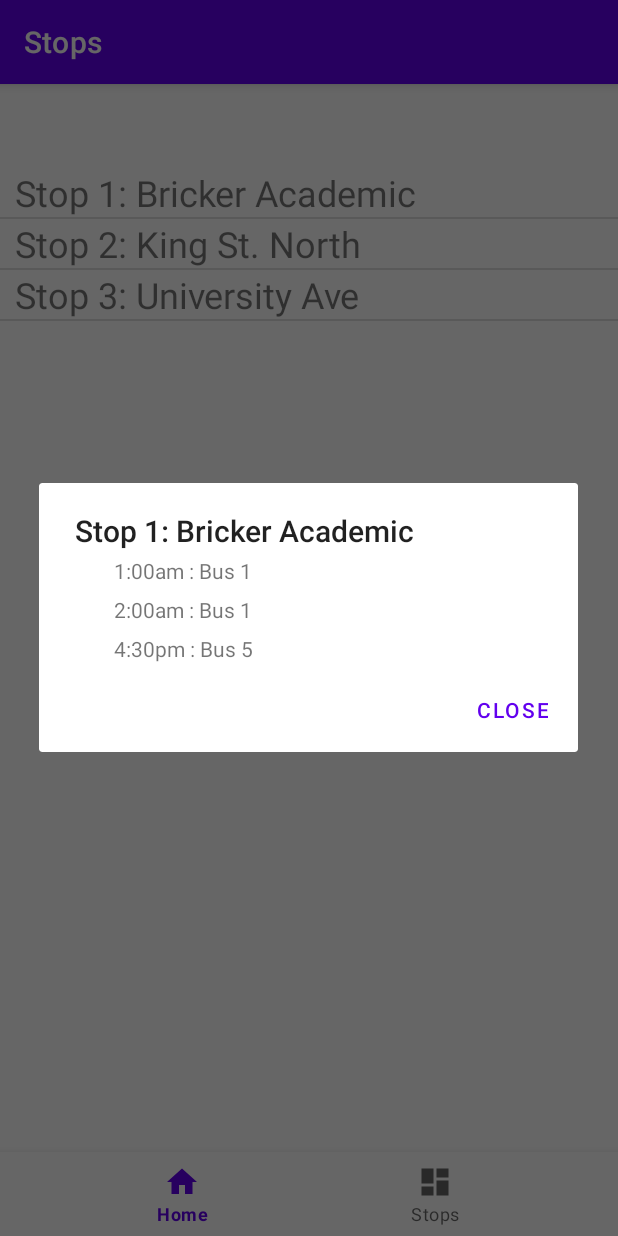
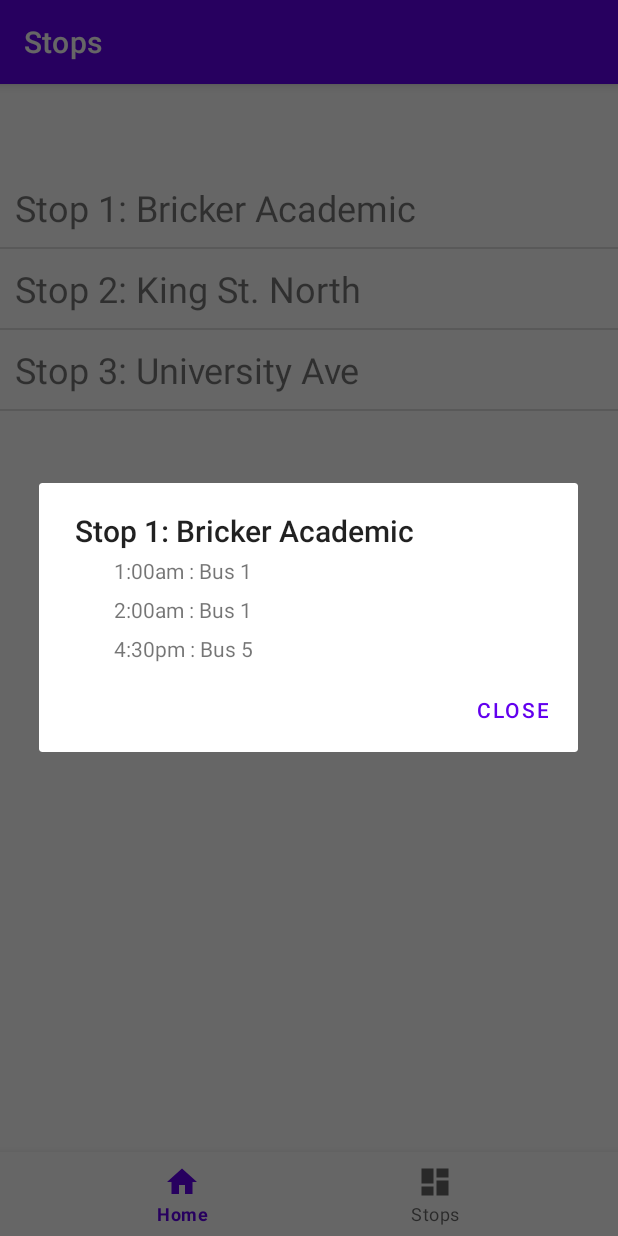
Before and after one commit to KevuTheDev/asgn-cp470-android-project, an Android app: the DashboardFragment screen opened through its navigation route, after a tap on "Stop 1: Bricker Academic", on a phone screen of 412 x 824 dp. Run offline under Robolectric (Android 15) with nearby library versions, the phone set to English and light mode, and no system bars; our stand-ins replace navigation-ui.

Commit message:
Important List Modifies
[Stops Dashboard]
- Centered the text for each list items

[Stops Dialog]
- Dialog will display by clicking on list items, instead of clicking list text

```diff
--- a/app/src/main/java/com/example/a470group/ui/dashboard/DashboardFragment.java
+++ b/app/src/main/java/com/example/a470group/ui/dashboard/DashboardFragment.java
@@ -9,6 +9,7 @@ import android.util.Log;
 import android.view.LayoutInflater;
 import android.view.View;
 import android.view.ViewGroup;
+import android.widget.AdapterView;
 import android.widget.ArrayAdapter;
 import android.widget.LinearLayout;
 import android.widget.ListView;
@@ -50,8 +51,15 @@ public class DashboardFragment extends Fragment {
     dashboardAdapter = new DashboardAdapter( root.getContext());
 
     dashboardListView = root.findViewById(R.id.listViewStops);
-    dashboardListView.setAdapter (dashboardAdapter);
+    dashboardListView.setAdapter(dashboardAdapter);
     dashboardAdapter.notifyDataSetChanged(); //this restarts the process of getCount()/
+    dashboardListView.setOnItemClickListener(new AdapterView.OnItemClickListener() {
+      @Override
+      public void onItemClick(AdapterView<?> adapterView, View view, int i, long l) {
+        String[] stopTimes = {"1:00am : Bus 1","2:00am : Bus 1","4:30pm : Bus 5"};
+        makeDialog(getContext(), stopsList.get(i), stopTimes);
+      }
+    });
 
     return root;
   }
@@ -84,18 +92,6 @@ public class DashboardFragment extends Fragment {
       message = (TextView) result.findViewById(R.id.TextMessage);
 
       message.setText(   getItem(position)  ); // get the string at position
-      message.setOnClickListener(new View.OnClickListener() {
-        @Override
-        public void onClick(View v) {
-          TextView x = (TextView) v;
-          Log.i("butt",x.toString());
-          Log.i("butt",x.getText().toString());
-
-          String name = x.getText().toString();
-          String[] stopTimes = {"1:00am : Bus 1","2:00am : Bus 1","4:30pm : Bus 5"};
-          makeDialog(getContext(),name, stopTimes);
-        }
-      });
       return result;
     }
   }
--- a/app/src/main/res/layout/stops_row.xml
+++ b/app/src/main/res/layout/stops_row.xml
@@ -9,12 +9,12 @@
         android:id="@+id/TextMessage"
         android:layout_width="match_parent"
         android:layout_height="wrap_content"
-        android:layout_gravity="left"
+
         android:layout_marginLeft="10dp"
-
+        android:layout_marginTop="10dp"
         android:layout_marginRight="10dp"
+        android:layout_marginBottom="10dp"
         android:layout_weight="0"
-        android:gravity="left"
         android:text="TextView"
         android:textSize="24sp" />
 
```
